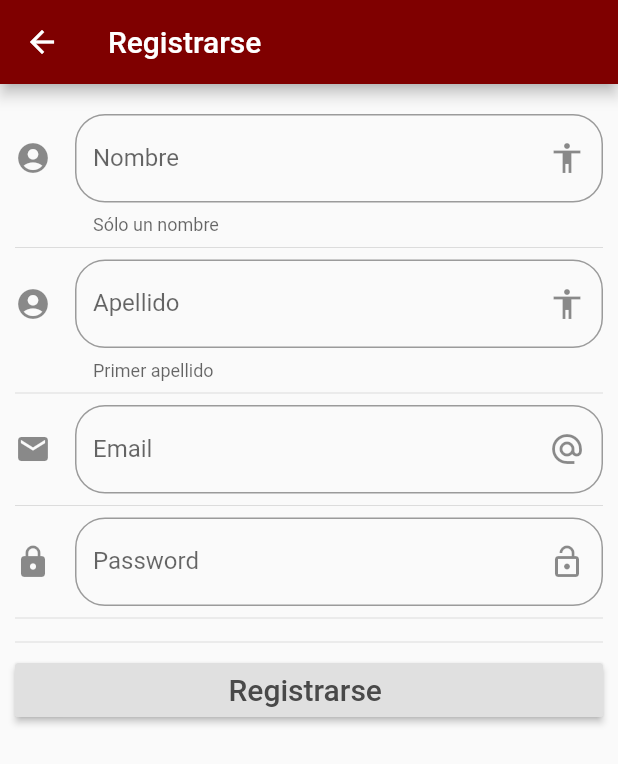
After one commit to AlexRdzdev/tlaco_point, a Flutter app: the User_Registry screen opened directly, on a phone screen of 412 x 824 dp. The commit adds this screen. Shown: the top 764 px of the screen. Run offline on Flutter 3.47's test engine with Material 2 defaults, Android fonts, the phone set to English and light mode, and no system bars.

Commit message:
Actualizacion de pantallas correspondientes a la primera semana

```diff
--- a/lib/src/app.dart
+++ b/lib/src/app.dart
@@ -1,10 +1,9 @@
 import 'package:flutter/material.dart';
-import 'package:tlaco_point/src/pages/home_page.dart';
-import 'package:tlaco_point/src/pages/log_in/access_type.dart';
+import 'package:tlaco_point/src/pages/log_in/loading.dart';
 
 class MyApp extends StatelessWidget {
   @override
   Widget build(context) {
-    return MaterialApp(home: Center(child: AccessType()));
+    return MaterialApp(home: Center(child: Loading()));
   }
 }
--- /dev/null
+++ b/lib/src/pages/log_in/registry.dart
@@ -0,0 +1,102 @@
+import 'package:flutter/material.dart';
+import 'package:tlaco_point/resources/AppTheme.dart';
+
+class User_Registry extends StatelessWidget {
+  final String _nombre = '';
+  final String _apellido = '';
+  final String _email = '';
+  // String _password  = '';
+
+  @override
+  Widget build(BuildContext context) {
+    return Scaffold(
+        appBar: AppBar(
+          title: Text('Registrarse'),
+          backgroundColor: AppTheme.primaryDarkColor,
+        ),
+        body: ListView(
+          padding: EdgeInsets.symmetric(horizontal: 10.0, vertical: 20.0),
+          children: <Widget>[
+            _crearInput(),
+            Divider(),
+            _crearLastName(),
+            Divider(),
+            _crearEmail(),
+            Divider(),
+            _crearPassword(),
+            Divider(),
+            //  _crearFecha(context),
+            Divider(),
+            RaisedButton(
+              onPressed: () {},
+              child: Text('Registrarse ',
+                  style: TextStyle(
+                      fontSize: 20, color: AppTheme.secondaryDarkColor)),
+              splashColor: AppTheme.primaryColor,
+            )
+          ],
+        ));
+  }
+
+  Widget _crearInput() {
+    return TextField(
+      // autofocus: true,
+      textCapitalization: TextCapitalization.sentences,
+      decoration: InputDecoration(
+          border: OutlineInputBorder(borderRadius: BorderRadius.circular(20.0)),
+          hintText: 'Nombre',
+          labelText: 'Nombre',
+          helperText: 'Sólo un nombre',
+          suffixIcon: Icon(Icons.accessibility),
+          icon: Icon(Icons.account_circle)),
+    );
+  }
+
+  Widget _crearLastName() {
+    return TextField(
+      // autofocus: true,
+      textCapitalization: TextCapitalization.sentences,
+      decoration: InputDecoration(
+          border: OutlineInputBorder(borderRadius: BorderRadius.circular(20.0)),
+          hintText: 'Apellido',
+          labelText: 'Apellido',
+          helperText: 'Primer apellido',
+          suffixIcon: Icon(
+            Icons.accessibility,
+          ),
+          icon: Icon(Icons.account_circle)),
+    );
+  }
+
+  Widget _crearEmail() {
+    return TextField(
+      keyboardType: TextInputType.emailAddress,
+      decoration: InputDecoration(
+          border: OutlineInputBorder(borderRadius: BorderRadius.circular(20.0)),
+          hintText: 'Email',
+          labelText: 'Email',
+          suffixIcon: Icon(Icons.alternate_email),
+          icon: Icon(Icons.email)),
+      // onChanged: (valor) => setState(() {
+      //     _email = valor;
+      //    }
+      //  )
+    );
+  }
+
+  Widget _crearPassword() {
+    return TextField(
+        obscureText: true, //oculta el texto
+        decoration: InputDecoration(
+            border:
+                OutlineInputBorder(borderRadius: BorderRadius.circular(20.0)),
+            hintText: 'Password',
+            labelText: 'Password',
+            suffixIcon: Icon(Icons.lock_open),
+            icon: Icon(Icons.lock))
+        // onChanged: (valor) => setState(() {
+        //     _email = valor;
+        //}
+        );
+  }
+}
```
Also changed, not shown: lib/src/pages/log_in/access_type.dart (+20 -7 lines), lib/src/pages/log_in/loading.dart (added, +14 -0 lines), lib/src/pages/log_in/log_inn.dart (added, +58 -0 lines), pubspec.yaml (+5 -3 lines), assets/TlacoPoint.png (added), assets/pantallalogin.JPG (added).
